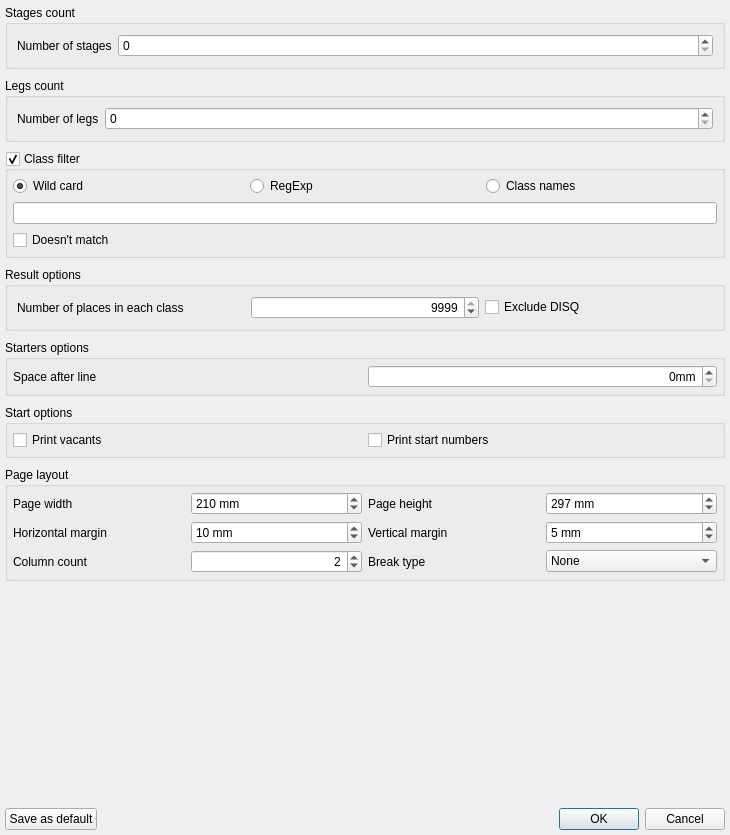
Qt form libquickevent/libquickeventgui/src/reportoptionsdialog.ui (Quick-Event/quickbox) before a commit.
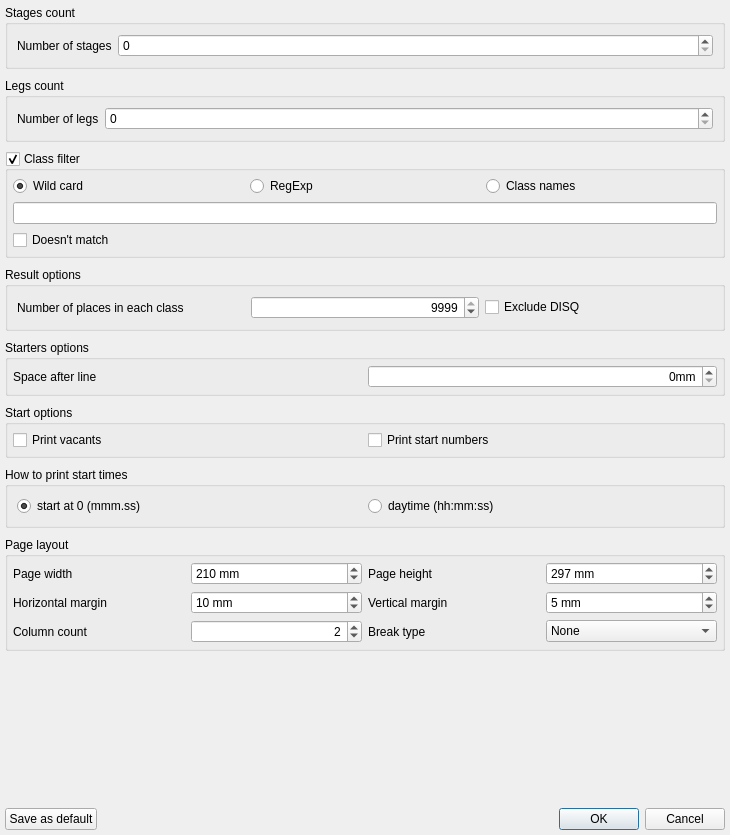
The same form after that commit.

Commit message: #471 - add support for daytime in printed start lists.

```diff
--- a/libquickevent/libquickeventgui/src/reportoptionsdialog.ui
+++ b/libquickevent/libquickeventgui/src/reportoptionsdialog.ui
@@ -252,6 +252,32 @@
      </layout>
     </widget>
    </item>
+   <item>
+    <widget class="QGroupBox" name="grpStartTimes">
+     <property name="title">
+      <string>How to print start times</string>
+     </property>
+     <layout class="QHBoxLayout" name="horizontalLayout_4">
+      <item>
+       <widget class="QRadioButton" name="btStartTimes1">
+        <property name="text">
+         <string>start at 0 (mmm.ss)  </string>
+        </property>
+        <property name="checked">
+         <bool>true</bool>
+        </property>
+       </widget>
+      </item>
+      <item>
+       <widget class="QRadioButton" name="btStartTimes2">
+        <property name="text">
+         <string>daytime (hh:mm:ss)</string>
+        </property>
+       </widget>
+      </item>
+     </layout>
+    </widget>
+   </item>
    <item>
     <widget class="QGroupBox" name="grpPageLayout">
      <property name="title">
```
The commit also changes 8 other files.
